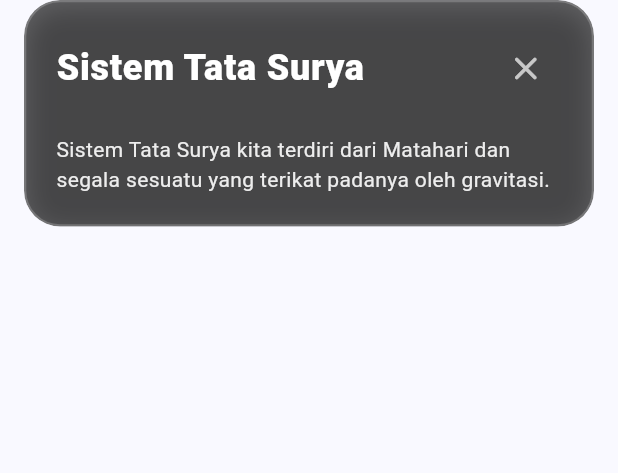
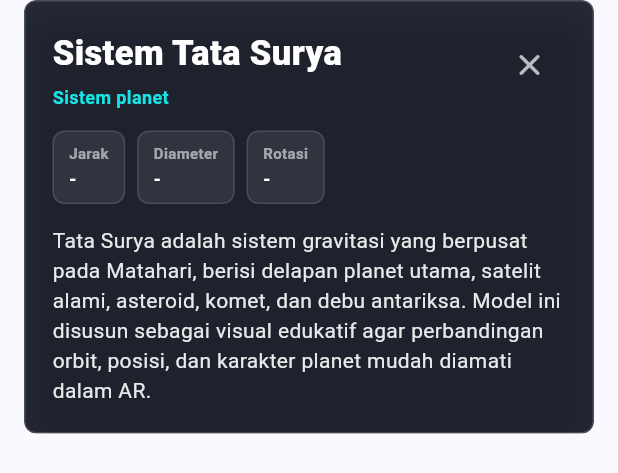
Before and after one commit to rakaalpiansyah/AR-TataSurya, a Flutter app: the PlanetInfoCard widget shown alone on an empty page, opened directly with sample values from the repository, on a phone screen of 412 x 824 dp. Shown: the top 473 px of the screen. Run offline on Flutter 3.47's test engine with Material 3 defaults, Android fonts, the phone set to English and light mode, and no system bars; missing offline and left inert: model_viewer_plus.

Commit message:
add fix model 3d ar planet

```diff
--- a/lib/data/planet_data.dart
+++ b/lib/data/planet_data.dart
@@ -3,79 +3,123 @@ import '../models/planet.dart';
 final List<Planet> planetList = [
   Planet(
     name: "Sistem Tata Surya",
-    description: "Sistem Tata Surya kita terdiri dari Matahari dan segala sesuatu yang terikat padanya oleh gravitasi.",
+    type: "Sistem planet",
+    diameter: "-",
+    rotationPeriod: "-",
     distance: "-",
-    cameraOrbit: "0deg 60deg 20m", // Zoom out maksimal untuk melihat semua planet
-    cameraTarget: "0m 0m 0m", // Fokus di tengah (Matahari)
+    description:
+        "Tata Surya adalah sistem gravitasi yang berpusat pada Matahari, berisi delapan planet utama, satelit alami, asteroid, komet, dan debu antariksa. Model ini disusun sebagai visual edukatif agar perbandingan orbit, posisi, dan karakter planet mudah diamati dalam AR.",
+    cameraOrbit: "0deg 30deg 56m",
+    cameraTarget: "0m 0m 10m",
   ),
   Planet(
     name: "Matahari",
-    description: "Bintang di pusat Tata Surya. Merupakan bola gas panas raksasa yang menjadi sumber cahaya dan panas utama bagi Bumi.",
-    distance: "0 km",
-    cameraOrbit: "0deg 75deg 2.0m", // Sedikit lebih dekat
+    type: "Bintang deret utama tipe G",
+    diameter: "1.392.700 km",
+    rotationPeriod: "Sekitar 25-35 hari",
+    distance: "Pusat Tata Surya",
+    description:
+        "Matahari menyimpan lebih dari 99% massa Tata Surya dan menghasilkan energi melalui fusi hidrogen di intinya. Cahaya dan panasnya mengatur iklim, musim, serta kestabilan orbit planet-planet.",
+    cameraOrbit: "28deg 68deg 7m",
     cameraTarget: "0m 0m 0m",
   ),
   Planet(
     name: "Merkurius",
-    description: "Planet terkecil dan terdekat dengan Matahari. Permukaannya dipenuhi kawah mirip Bulan dan mengalami perubahan suhu yang sangat ekstrem.",
-    distance: "57.9 juta km",
-    cameraOrbit: "45deg 75deg 0.5m", // Radius zoom
-    cameraTarget: "0m 0m 9.69m", // Koordinat asli dari GLB pada t=0
+    type: "Planet kebumian",
+    diameter: "4.879 km",
+    rotationPeriod: "58,6 hari Bumi",
+    distance: "57,9 juta km dari Matahari",
+    description:
+        "Merkurius adalah planet terkecil sekaligus yang paling dekat dengan Matahari. Permukaannya berbatu dan penuh kawah, dengan perbedaan suhu ekstrem karena atmosfernya sangat tipis.",
+    cameraOrbit: "20deg 68deg 3.2m",
+    cameraTarget: "0.17m 0m 9.69m",
   ),
   Planet(
     name: "Venus",
-    description: "Planet terpanas di Tata Surya karena efek rumah kaca dari atmosfer tebalnya yang beracun. Sering disebut sebagai 'Bintang Kejora'.",
-    distance: "108.2 juta km",
-    cameraOrbit: "90deg 75deg 0.6m",
-    cameraTarget: "0m 0m 12.23m", // Koordinat asli
+    type: "Planet kebumian",
+    diameter: "12.104 km",
+    rotationPeriod: "243 hari Bumi, retrograde",
+    distance: "108,2 juta km dari Matahari",
+    description:
+        "Venus memiliki atmosfer karbon dioksida yang sangat tebal sehingga efek rumah kaca membuatnya menjadi planet terpanas. Rotasinya berlawanan arah dibanding sebagian besar planet lain.",
+    cameraOrbit: "35deg 68deg 4m",
+    cameraTarget: "0.43m 0m 12.23m",
   ),
   Planet(
     name: "Bumi",
-    description: "Planet ketiga dari Matahari dan satu-satunya tempat di alam semesta yang diketahui memiliki kehidupan. Sekitar 71% permukaannya tertutup air.",
-    distance: "149.6 juta km",
-    cameraOrbit: "135deg 75deg 0.6m",
-    cameraTarget: "0m 0m 16.11m", // Koordinat asli
+    type: "Planet kebumian",
+    diameter: "12.742 km",
+    rotationPeriod: "23 jam 56 menit",
+    distance: "149,6 juta km dari Matahari",
+    description:
+        "Bumi adalah satu-satunya planet yang diketahui memiliki kehidupan. Lautan cair, atmosfer kaya nitrogen-oksigen, medan magnet, dan jarak ideal dari Matahari membuatnya stabil untuk ekosistem kompleks.",
+    cameraOrbit: "55deg 67deg 4.2m",
+    cameraTarget: "0m 0m 16.11m",
   ),
   Planet(
     name: "Bulan",
-    description: "Satelit alami satu-satunya milik Bumi. Bulan adalah objek terterang kedua di langit malam dan berpengaruh besar terhadap pasang surut air laut di Bumi.",
+    type: "Satelit alami Bumi",
+    diameter: "3.474 km",
+    rotationPeriod: "27,3 hari Bumi",
     distance: "384.400 km dari Bumi",
-    cameraOrbit: "140deg 70deg 0.3m", // Zoom dekat ke Bulan
-    cameraTarget: "0m 0.5m 17m", // Dekat Bumi, sedikit di atas bidang orbit
+    description:
+        "Bulan adalah satelit alami Bumi yang terkunci pasang surut, sehingga sisi yang sama selalu menghadap Bumi. Gravitasinya membantu membentuk pasang surut laut dan menstabilkan kemiringan sumbu Bumi.",
+    cameraOrbit: "70deg 64deg 2.3m",
+    cameraTarget: "-0.04m 6.26m 12.91m",
   ),
   Planet(
     name: "Mars",
-    description: "Dijuluki Planet Merah karena debu besi oksida (karat) di permukaannya. Mars memiliki gunung berapi terbesar di Tata Surya bernama Olympus Mons.",
-    distance: "227.9 juta km",
-    cameraOrbit: "180deg 75deg 0.5m",
-    cameraTarget: "0m 0m 20.45m", // Koordinat asli
+    type: "Planet kebumian",
+    diameter: "6.779 km",
+    rotationPeriod: "24 jam 37 menit",
+    distance: "227,9 juta km dari Matahari",
+    description:
+        "Mars dikenal sebagai Planet Merah karena permukaannya kaya besi oksida. Planet ini memiliki lembah raksasa, tudung es kutub, dan Olympus Mons, gunung berapi terbesar yang diketahui di Tata Surya.",
+    cameraOrbit: "100deg 68deg 3.6m",
+    cameraTarget: "0m 0m 20.45m",
   ),
   Planet(
     name: "Jupiter",
-    description: "Planet terbesar di Tata Surya. Merupakan raksasa gas yang terkenal dengan 'Bintik Merah Raksasa', sebuah badai besar yang telah berlangsung ratusan tahun.",
-    distance: "778.5 juta km",
-    cameraOrbit: "225deg 75deg 1.5m",
-    cameraTarget: "0m 0m 28.77m", // Koordinat asli
+    type: "Raksasa gas",
+    diameter: "139.820 km",
+    rotationPeriod: "9 jam 56 menit",
+    distance: "778,5 juta km dari Matahari",
+    description:
+        "Jupiter adalah planet terbesar dengan atmosfer hidrogen-helium yang dinamis. Bintik Merah Raksasa merupakan badai antiklonik berukuran sangat besar yang telah diamati selama berabad-abad.",
+    cameraOrbit: "140deg 68deg 8.5m",
+    cameraTarget: "0m 0m 28.77m",
   ),
   Planet(
     name: "Saturnus",
-    description: "Planet raksasa gas yang terkenal dengan sistem cincinnya yang menakjubkan dan kompleks, sebagian besar terbuat dari bongkahan es dan batuan.",
-    distance: "1.43 miliar km",
-    cameraOrbit: "270deg 75deg 2.5m",
-    cameraTarget: "0m 0m 36.61m", // Koordinat asli
+    type: "Raksasa gas bercincin",
+    diameter: "116.460 km",
+    rotationPeriod: "10 jam 42 menit",
+    distance: "1,43 miliar km dari Matahari",
+    description:
+        "Saturnus memiliki sistem cincin paling mencolok, tersusun dari partikel es dan batuan. Kerapatannya rendah, tetapi sistem satelit dan cincinnya menjadikannya salah satu objek paling kompleks di Tata Surya.",
+    cameraOrbit: "190deg 68deg 10m",
+    cameraTarget: "0m 0m 36.61m",
   ),
   Planet(
     name: "Uranus",
-    description: "Planet es raksasa yang berputar miring (hampir 90 derajat) di porosnya. Uranus memiliki suhu atmosfer paling dingin di antara planet lainnya.",
-    distance: "2.87 miliar km",
-    cameraOrbit: "315deg 75deg 1.2m",
-    cameraTarget: "0m 0m 44.26m", // Koordinat asli
+    type: "Raksasa es",
+    diameter: "50.724 km",
+    rotationPeriod: "17 jam 14 menit, retrograde",
+    distance: "2,87 miliar km dari Matahari",
+    description:
+        "Uranus adalah raksasa es dengan sumbu rotasi miring sekitar 98 derajat, membuatnya tampak berputar menyamping. Atmosfer metana memberi warna biru kehijauan yang khas.",
+    cameraOrbit: "240deg 68deg 6.3m",
+    cameraTarget: "0m 0m 44.26m",
   ),
   Planet(
     name: "Neptunus",
-    description: "Planet terjauh dari Matahari. Merupakan planet es raksasa yang gelap, sangat dingin, dan memiliki angin puyuh supersonik tercepat di Tata Surya.",
-    distance: "4.50 miliar km",
-    cameraOrbit: "360deg 75deg 1.2m",
-    cameraTarget: "0m 0m 49.92m", // Koordinat asli
+    type: "Raksasa es",
+    diameter: "49.244 km",
+    rotationPeriod: "16 jam 6 menit",
+    distance: "4,50 miliar km dari Matahari",
+    description:
+        "Neptunus adalah planet terjauh dari Matahari dan dikenal dengan angin atmosfer yang sangat cepat. Warna birunya berasal dari metana, sementara cuacanya menunjukkan badai gelap yang berubah seiring waktu.",
+    cameraOrbit: "300deg 68deg 6.3m",
+    cameraTarget: "0m 0m 49.92m",
   ),
 ];
--- a/lib/models/planet.dart
+++ b/lib/models/planet.dart
@@ -2,13 +2,19 @@ class Planet {
   final String name;
   final String description;
   final String distance;
-  final String cameraOrbit;  // Sudut pandang & jarak zoom kamera
-  final String cameraTarget; // Titik pusat kamera
+  final String type;
+  final String diameter;
+  final String rotationPeriod;
+  final String cameraOrbit;
+  final String cameraTarget;
 
   Planet({
     required this.name,
     required this.description,
     required this.distance,
+    required this.type,
+    required this.diameter,
+    required this.rotationPeriod,
     required this.cameraOrbit,
     required this.cameraTarget,
   });
--- a/lib/widgets/planet_info_card.dart
+++ b/lib/widgets/planet_info_card.dart
@@ -1,89 +1,113 @@
 import 'dart:ui';
+
 import 'package:flutter/material.dart';
+
 import '../models/planet.dart';
 
 class PlanetInfoCard extends StatelessWidget {
   final Planet planet;
   final VoidCallback onClose;
 
-  const PlanetInfoCard({super.key, required this.planet, required this.onClose});
+  const PlanetInfoCard({
+    super.key,
+    required this.planet,
+    required this.onClose,
+  });
 
   @override
   Widget build(BuildContext context) {
+    final size = MediaQuery.sizeOf(context);
+
     return Container(
       width: double.infinity,
-      // Margin dihindarkan dari pojok kiri dan kanan bawah agar tidak menabrak tombol AR
+      constraints: BoxConstraints(maxHeight: size.height * 0.42),
       margin: const EdgeInsets.only(left: 16, right: 16, bottom: 20),
       child: ClipRRect(
-        borderRadius: BorderRadius.circular(24),
+        borderRadius: BorderRadius.circular(8),
         child: BackdropFilter(
-          filter: ImageFilter.blur(sigmaX: 10, sigmaY: 10),
+          filter: ImageFilter.blur(sigmaX: 14, sigmaY: 14),
           child: Container(
-            padding: const EdgeInsets.all(20),
+            padding: const EdgeInsets.all(18),
             decoration: BoxDecoration(
-              color: Colors.black.withValues(alpha: 0.6),
-              borderRadius: BorderRadius.circular(24),
-              border: Border.all(color: Colors.white.withValues(alpha: 0.2), width: 1.5),
+              color: const Color(0xE6101420),
+              borderRadius: BorderRadius.circular(8),
+              border: Border.all(
+                color: Colors.white.withValues(alpha: 0.18),
+                width: 1,
+              ),
               boxShadow: [
                 BoxShadow(
-                  color: Colors.black.withValues(alpha: 0.3),
-                  blurRadius: 15,
-                  spreadRadius: 0,
-                  offset: const Offset(0, 4),
-                )
-              ]
+                  color: Colors.black.withValues(alpha: 0.35),
+                  blurRadius: 20,
+                  offset: const Offset(0, 10),
                 ),
+              ],
+            ),
+            child: SingleChildScrollView(
               child: Column(
                 mainAxisSize: MainAxisSize.min,
                 crossAxisAlignment: CrossAxisAlignment.start,
                 children: [
                   Row(
-                  mainAxisAlignment: MainAxisAlignment.spaceBetween,
+                    crossAxisAlignment: CrossAxisAlignment.start,
                     children: [
                       Expanded(
-                      child: Text(
+                        child: Column(
+                          crossAxisAlignment: CrossAxisAlignment.start,
+                          children: [
+                            Text(
                               planet.name,
                               style: const TextStyle(
-                          fontSize: 24,
+                                fontSize: 23,
                                 fontWeight: FontWeight.w800,
                                 color: Colors.white,
-                          letterSpacing: 0.5,
                               ),
+                            ),
+                            const SizedBox(height: 4),
+                            Text(
+                              planet.type,
+                              style: TextStyle(
+                                fontSize: 12,
+                                fontWeight: FontWeight.w700,
+                                color: Colors.cyanAccent.withValues(alpha: 0.88),
+                              ),
+                            ),
+                          ],
                         ),
                       ),
                       IconButton(
+                        tooltip: 'Tutup informasi',
                         onPressed: onClose,
-                      icon: const Icon(Icons.close_rounded, size: 26, color: Colors.white70),
+                        icon: const Icon(
+                          Icons.close_rounded,
+                          size: 24,
+                          color: Colors.white70,
+                        ),
                         padding: EdgeInsets.zero,
-                      constraints: const BoxConstraints(),
+                        constraints: const BoxConstraints(
+                          minWidth: 36,
+                          minHeight: 36,
+                        ),
                       ),
                     ],
                   ),
-                const SizedBox(height: 8),
-                if (planet.distance != "-")
-                  Container(
-                    padding: const EdgeInsets.symmetric(horizontal: 10, vertical: 4),
-                    decoration: BoxDecoration(
-                      color: Colors.blueAccent.withValues(alpha: 0.2),
-                      borderRadius: BorderRadius.circular(8),
-                      border: Border.all(color: Colors.blueAccent.withValues(alpha: 0.5), width: 1),
+                  const SizedBox(height: 14),
+                  Wrap(
+                    spacing: 8,
+                    runSpacing: 8,
+                    children: [
+                      _FactPill(label: 'Jarak', value: planet.distance),
+                      _FactPill(label: 'Diameter', value: planet.diameter),
+                      _FactPill(label: 'Rotasi', value: planet.rotationPeriod),
+                    ],
                   ),
-                    child: Text(
-                      planet.distance,
-                      style: const TextStyle(
-                        fontSize: 12,
-                        fontWeight: FontWeight.w600,
-                        color: Colors.lightBlueAccent
-                      ),
-                    ),
-                  ),
-                const SizedBox(height: 12),
+                  const SizedBox(height: 14),
                   Text(
                     planet.description,
                     style: TextStyle(
                       fontSize: 14,
                       color: Colors.white.withValues(alpha: 0.9),
-                    height: 1.4,
+                      height: 1.45,
                       fontWeight: FontWeight.w400,
                     ),
                   ),
@@ -92,6 +116,56 @@ class PlanetInfoCard extends StatelessWidget {
             ),
           ),
         ),
+      ),
     );
   }
 }
+
+class _FactPill extends StatelessWidget {
+  final String label;
+  final String value;
+
+  const _FactPill({
+    required this.label,
+    required this.value,
+  });
+
+  @override
+  Widget build(BuildContext context) {
+    return Container(
+      constraints: const BoxConstraints(minHeight: 44),
+      padding: const EdgeInsets.symmetric(horizontal: 10, vertical: 7),
+      decoration: BoxDecoration(
+        color: Colors.white.withValues(alpha: 0.08),
+        borderRadius: BorderRadius.circular(8),
+        border: Border.all(
+          color: Colors.white.withValues(alpha: 0.12),
+          width: 1,
+        ),
+      ),
+      child: Column(
+        mainAxisSize: MainAxisSize.min,
+        crossAxisAlignment: CrossAxisAlignment.start,
+        children: [
+          Text(
+            label,
+            style: TextStyle(
+              fontSize: 10,
+              fontWeight: FontWeight.w700,
+              color: Colors.white.withValues(alpha: 0.56),
+            ),
+          ),
+          const SizedBox(height: 2),
+          Text(
+            value,
+            style: const TextStyle(
+              fontSize: 12,
+              fontWeight: FontWeight.w700,
+              color: Colors.white,
+            ),
+          ),
+        ],
+      ),
+    );
+  }
+}
```
Also changed, not shown: lib/screens/ar_viewer_screen.dart (+91 -117 lines), 5 other files. Lines whose indentation alone changed are shown as unchanged.
